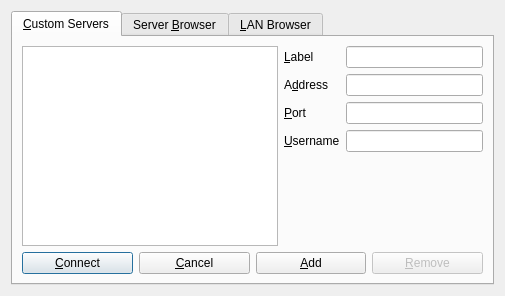
Old version of the form src/mumble/ConnectDialog.ui in the repository mumble-voip/mumble.
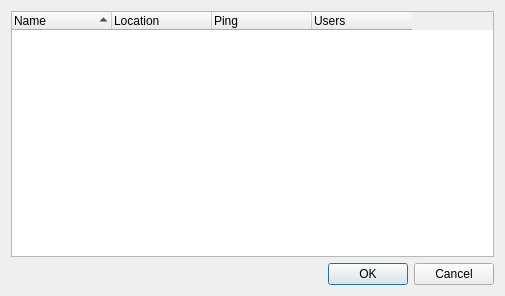
New version of the form.

Commit message: Grand Unified Connect

What changed in the file:
```diff
--- a/src/mumble/ConnectDialog.ui
+++ b/src/mumble/ConnectDialog.ui
@@ -13,144 +13,12 @@
   <property name="windowTitle">
    <string>Mumble Server Connect</string>
   </property>
-  <layout class="QVBoxLayout">
-   <item>
-    <widget class="QTabWidget" name="qtwTab">
-     <property name="currentIndex">
-      <number>0</number>
-     </property>
-     <widget class="QWidget" name="qwCustom">
-      <attribute name="title">
-       <string>&amp;Custom Servers</string>
-      </attribute>
-      <layout class="QVBoxLayout">
-       <item>
-        <layout class="QHBoxLayout">
-         <item>
-          <widget class="QListView" name="qlwServers">
-           <property name="editTriggers">
-            <set>QAbstractItemView::NoEditTriggers</set>
-           </property>
-          </widget>
-         </item>
-         <item>
-          <layout class="QGridLayout">
-           <item row="0" column="0">
-            <widget class="QLabel" name="qliName">
-             <property name="text">
-              <string>&amp;Label</string>
-             </property>
-             <property name="buddy">
-              <cstring>qleName</cstring>
-             </property>
-            </widget>
-           </item>
-           <item row="1" column="0">
-            <widget class="QLabel" name="qliServer">
-             <property name="text">
-              <string>A&amp;ddress</string>
-             </property>
-             <property name="buddy">
-              <cstring>qleServer</cstring>
-             </property>
-            </widget>
-           </item>
-           <item row="2" column="0">
-            <widget class="QLabel" name="qliPort">
-             <property name="text">
-              <string>&amp;Port</string>
-             </property>
-             <property name="buddy">
-              <cstring>qlePort</cstring>
-             </property>
-            </widget>
-           </item>
-           <item row="3" column="0">
-            <widget class="QLabel" name="qliUsername">
-             <property name="text">
-              <string>&amp;Username</string>
-             </property>
-             <property name="buddy">
-              <cstring>qleUsername</cstring>
-             </property>
-            </widget>
-           </item>
-           <item row="0" column="1">
-            <widget class="QLineEdit" name="qleName"/>
-           </item>
-           <item row="1" column="1">
-            <widget class="QLineEdit" name="qleServer"/>
-           </item>
-           <item row="2" column="1">
-            <widget class="QLineEdit" name="qlePort"/>
-           </item>
-           <item row="3" column="1">
-            <widget class="QLineEdit" name="qleUsername"/>
-           </item>
-           <item row="4" column="0" colspan="2">
-            <spacer>
-             <property name="orientation">
-              <enum>Qt::Vertical</enum>
-             </property>
-             <property name="sizeHint" stdset="0">
-              <size>
-               <width>20</width>
-               <height>40</height>
-              </size>
-             </property>
-            </spacer>
-           </item>
-          </layout>
-         </item>
-        </layout>
-       </item>
-       <item>
-        <layout class="QHBoxLayout">
-         <item>
-          <widget class="QPushButton" name="qpbConnect">
-           <property name="text">
-            <string>&amp;Connect</string>
-           </property>
-           <property name="default">
-            <bool>true</bool>
-           </property>
-          </widget>
-         </item>
-         <item>
-          <widget class="QPushButton" name="qpbCancel">
-           <property name="text">
-            <string>&amp;Cancel</string>
-           </property>
-          </widget>
-         </item>
-         <item>
-          <widget class="QPushButton" name="qpbAdd">
-           <property name="text">
-            <string>&amp;Add</string>
-           </property>
-          </widget>
-         </item>
-         <item>
-          <widget class="QPushButton" name="qpbRemove">
-           <property name="enabled">
-            <bool>false</bool>
-           </property>
-           <property name="text">
-            <string>&amp;Remove</string>
-           </property>
-          </widget>
-         </item>
-        </layout>
-       </item>
-      </layout>
-     </widget>
-     <widget class="QWidget" name="qwPublic">
-      <attribute name="title">
-       <string>Server &amp;Browser</string>
-      </attribute>
-      <layout class="QVBoxLayout">
+  <layout class="QVBoxLayout" name="verticalLayout">
        <item>
         <widget class="QTreeWidget" name="qtwServers">
+     <property name="contextMenuPolicy">
+      <enum>Qt::CustomContextMenu</enum>
+     </property>
          <property name="alternatingRowColors">
           <bool>true</bool>
          </property>
@@ -166,19 +34,17 @@
          <property name="sortingEnabled">
           <bool>true</bool>
          </property>
+     <attribute name="headerStretchLastSection">
+      <bool>false</bool>
+     </attribute>
          <column>
           <property name="text">
-           <string>Label</string>
+       <string>Name</string>
           </property>
          </column>
          <column>
           <property name="text">
-           <string>Address</string>
-          </property>
-         </column>
-         <column>
-          <property name="text">
-           <string>Country</string>
+       <string>Location</string>
           </property>
          </column>
          <column>
@@ -191,115 +57,44 @@
            <string>Users</string>
           </property>
          </column>
-         <column>
-          <property name="text">
-           <string>URL</string>
-          </property>
-         </column>
         </widget>
        </item>
        <item>
-        <layout class="QHBoxLayout">
-         <item>
-          <widget class="QPushButton" name="qpbBrowserConnect">
-           <property name="text">
-            <string>&amp;Connect</string>
-           </property>
-           <property name="default">
-            <bool>true</bool>
-           </property>
-          </widget>
-         </item>
-         <item>
-          <widget class="QPushButton" name="qpbBrowserCancel">
+    <widget class="QDialogButtonBox" name="qbbButtonBox">
+     <property name="standardButtons">
+      <set>QDialogButtonBox::Cancel|QDialogButtonBox::Ok</set>
+     </property>
+    </widget>
+   </item>
+  </layout>
+  <action name="qaFavoriteRemove">
            <property name="text">
-            <string>Cancel</string>
-           </property>
-          </widget>
-         </item>
-         <item>
-          <widget class="QPushButton" name="qpbCopy">
+    <string>Remove from Favorites</string>
+   </property>
+  </action>
+  <action name="qaFavoriteEdit">
            <property name="text">
-            <string>C&amp;opy to custom</string>
-           </property>
-          </widget>
-         </item>
-         <item>
-          <widget class="QPushButton" name="qpbURL">
+    <string>Edit...</string>
+   </property>
+  </action>
+  <action name="qaFavoriteAddNew">
            <property name="text">
-            <string>&amp;View Webpage</string>
-           </property>
-          </widget>
-         </item>
-        </layout>
-       </item>
-      </layout>
-     </widget>
-     <widget class="QWidget" name="qwTabLan">
-      <attribute name="title">
-       <string>&amp;LAN Browser</string>
-      </attribute>
-      <layout class="QVBoxLayout" name="verticalLayout">
-       <item>
-        <widget class="QTreeWidget" name="qtwLanServers">
-         <property name="alternatingRowColors">
-          <bool>true</bool>
-         </property>
-         <property name="rootIsDecorated">
-          <bool>false</bool>
-         </property>
-         <property name="uniformRowHeights">
-          <bool>true</bool>
-         </property>
-         <property name="itemsExpandable">
-          <bool>false</bool>
-         </property>
-         <property name="sortingEnabled">
-          <bool>true</bool>
-         </property>
-         <column>
+    <string>Add New...</string>
+   </property>
+   <property name="toolTip">
+    <string>Add custom server</string>
+   </property>
+  </action>
+  <action name="qaFavoriteAdd">
           <property name="text">
-           <string>Label</string>
-          </property>
-         </column>
-        </widget>
-       </item>
-       <item>
-        <layout class="QHBoxLayout" name="qhblLan">
-         <item>
-          <widget class="QPushButton" name="qpbLanBrowserConnect">
+    <string>Add to Favorites</string>
+   </property>
+  </action>
+  <action name="qaUrl">
            <property name="text">
-            <string>&amp;Connect</string>
-           </property>
-           <property name="default">
-            <bool>true</bool>
-           </property>
-          </widget>
-         </item>
-         <item>
-          <widget class="QPushButton" name="qpbLanBrowserCancel">
-           <property name="text">
-            <string>Cancel</string>
-           </property>
-          </widget>
-         </item>
-         <item>
-          <widget class="QPushButton" name="qpbLanBrowserCopy">
-           <property name="enabled">
-            <bool>true</bool>
-           </property>
-           <property name="text">
-            <string>C&amp;opy to custom</string>
-           </property>
-          </widget>
-         </item>
-        </layout>
-       </item>
-      </layout>
-     </widget>
-    </widget>
-   </item>
-  </layout>
+    <string>Open Webpage</string>
+   </property>
+  </action>
  </widget>
  <resources/>
  <connections>
```
Left out of the diff: 104 changed lines with no effect on the pictures. Lines whose indentation alone changed are shown as unchanged. The commit also changes 8 other files.
